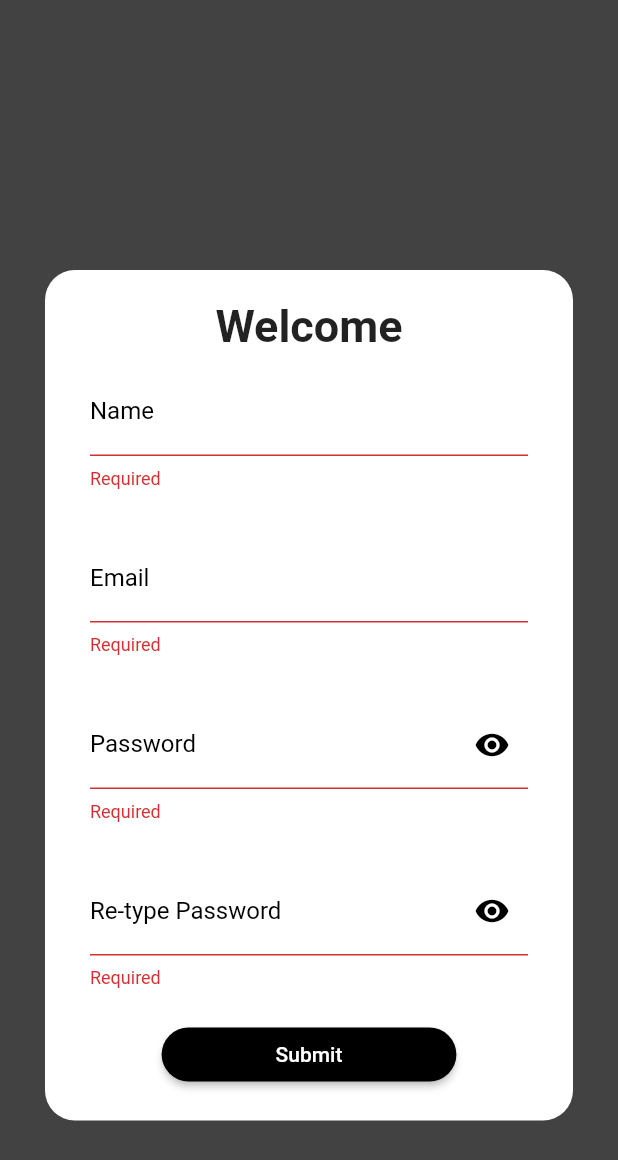
After one commit to irisktaker/flutter_tutorial, a Flutter app: the UseValidateOnTextFormFieldPart2 screen opened directly, after a tap on "Submit", on a phone screen of 412 x 824 dp. The commit adds this screen. Shown: the top 1160 px of the screen. Run offline on Flutter 3.47's test engine with Material 2 defaults, Android fonts, the phone set to English and light mode, and no system bars; our stand-ins replace form_field_validator.

Commit message:
add section how to

```diff
--- a/lib/main.dart
+++ b/lib/main.dart
@@ -1,4 +1,5 @@
 import 'package:flutter/material.dart';
+import 'section0_how_to/how_to.dart';
 import 'section2_flutter_basics/course_lessons.dart';
 import 'section2_flutter_basics/33_passing_data_between_screens/routes/screen1.dart';
 import 'section2_flutter_basics/33_passing_data_between_screens/routes/screen2.dart';
@@ -147,6 +148,7 @@ class HomePage extends StatelessWidget {
                 buildBtn(context, "Quiz App", const QuizApp()),
                 const SizedBox(height: 16),
                 // buildBtn(context, 'Async Programming', widget)
+                buildBtn(context, "How To?", const HowToSection()),
               ],
             ),
           ),
--- /dev/null
+++ b/lib/section0_how_to/02_use_validate/use_validate_on_text_form_field_2.dart
@@ -0,0 +1,211 @@
+import 'package:flutter/material.dart';
+import 'package:form_field_validator/form_field_validator.dart';
+
+class UseValidateOnTextFormFieldPart2 extends StatefulWidget {
+  const UseValidateOnTextFormFieldPart2({Key? key}) : super(key: key);
+
+  @override
+  _UseValidateOnTextFormFieldPart2State createState() =>
+      _UseValidateOnTextFormFieldPart2State();
+}
+
+class _UseValidateOnTextFormFieldPart2State
+    extends State<UseValidateOnTextFormFieldPart2> {
+  /// -------------------------
+
+  final GlobalKey<FormState> _formKey = GlobalKey<FormState>();
+  final TextEditingController _nameController = TextEditingController();
+  final TextEditingController _emailController = TextEditingController();
+  final TextEditingController _passwordController = TextEditingController();
+  final TextEditingController _confPasswordController = TextEditingController();
+
+  /// -------------------------
+
+  bool obscure = true;
+  bool obscure2 = true;
+
+  @override
+  Widget build(BuildContext context) {
+    return Scaffold(
+      backgroundColor: Colors.grey[800],
+      body: SingleChildScrollView(
+        child: Center(
+          child: Column(
+            mainAxisAlignment: MainAxisAlignment.center,
+            children: [
+              const SizedBox(height: 180.0),
+              Container(
+                margin: const EdgeInsets.symmetric(horizontal: 30.0),
+                decoration: BoxDecoration(
+                  color: Colors.white,
+                  borderRadius: BorderRadius.circular(20.0),
+                ),
+                child: Form(
+                  key: _formKey,
+                  child: Column(
+                    mainAxisAlignment: MainAxisAlignment.center,
+                    children: [
+                      const Padding(
+                        padding: EdgeInsets.only(top: 20.0),
+                        child: Text(
+                          "Welcome",
+                          style: TextStyle(
+                            fontSize: 30.0,
+                            fontWeight: FontWeight.bold,
+                          ),
+                        ),
+                      ),
+                      customField(
+                        validator: RequiredValidator(errorText: "Required"),
+                        controller: _nameController,
+                        labelText: 'Name',
+                      ),
+                      customField(
+                        validator: MultiValidator(
+                          [
+                            RequiredValidator(errorText: "Required"),
+                            EmailValidator(
+                                errorText:
+                                    "Please enter a valid email address"),
+                          ],
+                        ),
+                        controller: _emailController,
+                        labelText: 'Email',
+                      ),
+                      customField(
+                        validator: MultiValidator(
+                          [
+                            RequiredValidator(errorText: "Required"),
+                            MinLengthValidator(6,
+                                errorText:
+                                    "Password must contain at least 6 characters"),
+                            MaxLengthValidator(15,
+                                errorText:
+                                    "Password cannot be more 15 characters"),
+                            PatternValidator(r'(?=.*?[#?!@$%^&*-])',
+                                errorText:
+                                    "Password must have at least one special character"),
+                          ],
+                        ),
+                        controller: _passwordController,
+                        obscureText: obscure,
+                        labelText: 'Password',
+                        suffixIcon: IconButton(
+                          icon: obscure
+                              ? const Icon(
+                                  Icons.visibility,
+                                  color: Colors.black,
+                                )
+                              : const Icon(
+                                  Icons.visibility_off,
+                                  color: Colors.black,
+                                ),
+                          onPressed: () {
+                            setState(() {
+                              obscure = !obscure;
+                            });
+                          },
+                        ),
+                      ),
+                      customField(
+                        validator: (val) {
+                          if (val!.isEmpty) {
+                            return "Required";
+                          }
+                          return MatchValidator(
+                                  errorText: "Passwords don't match")
+                              .validateMatch(val, _passwordController.text);
+                        },
+                        controller: _confPasswordController,
+                        obscureText: obscure2,
+                        labelText: 'Re-type Password',
+                        suffixIcon: IconButton(
+                          icon: obscure2
+                              ? const Icon(
+                                  Icons.visibility,
+                                  color: Colors.black,
+                                )
+                              : const Icon(
+                                  Icons.visibility_off,
+                                  color: Colors.black,
+                                ),
+                          onPressed: () {
+                            setState(() {
+                              obscure2 = !obscure2;
+                            });
+                          },
+                        ),
+                      ),
+                      Padding(
+                        padding: const EdgeInsets.only(bottom: 20.0),
+                        child: ElevatedButton(
+                          style: ButtonStyle(
+                            backgroundColor:
+                                MaterialStateProperty.all<Color>(Colors.black),
+                            shape: MaterialStateProperty.all<OutlinedBorder>(
+                              RoundedRectangleBorder(
+                                borderRadius: BorderRadius.circular(20.0),
+                              ),
+                            ),
+                          ),
+                          onPressed: () {
+                            if (_formKey.currentState!.validate()) {
+                              ScaffoldMessenger.of(context).showSnackBar(
+                                const SnackBar(
+                                  backgroundColor: Colors.white,
+                                  content: Text(
+                                    'Validation Successful',
+                                    style: TextStyle(
+                                      color: Colors.black,
+                                    ),
+                                  ),
+                                ),
+                              );
+                            }
+                          },
+                          child: const Padding(
+                            padding: EdgeInsets.symmetric(
+                                horizontal: 60.0, vertical: 10),
+                            child: Text("Submit"),
+                          ),
+                        ),
+                      ),
+                    ],
+                  ),
+                ),
+              ),
+            ],
+          ),
+        ),
+      ),
+    );
+  }
+
+  Padding customField({
+    required String? Function(String?)? validator,
+    required TextEditingController? controller,
+    required String labelText,
+    bool obscureText = false,
+    Widget? suffixIcon,
+  }) {
+    return Padding(
+      padding: const EdgeInsets.only(
+          top: 10.0, left: 30.0, right: 30.0, bottom: 20.0),
+      child: TextFormField(
+        validator: validator,
+        controller: controller,
+        obscureText: obscureText,
+        cursorColor: Colors.black,
+        style: const TextStyle(),
+        decoration: InputDecoration(
+          labelText: labelText,
+          labelStyle: const TextStyle(color: Colors.black),
+          focusedBorder: const UnderlineInputBorder(
+            borderSide: BorderSide(color: Colors.black),
+          ),
+          suffixIcon: suffixIcon,
+        ),
+      ),
+    );
+  }
+}
--- a/pubspec.yaml
+++ b/pubspec.yaml
@@ -34,6 +34,7 @@ dependencies:
   # The following adds the Cupertino Icons font to your application.
   # Use with the CupertinoIcons class for iOS style icons.
   cupertino_icons: ^1.0.2
+  form_field_validator: ^1.1.0
   intl: ^0.17.0
 
 dev_dependencies:
```
Also changed, not shown: lib/section0_how_to/01_show_hide_password/show_hide_password.dart (added, +37 -0 lines), lib/section0_how_to/02_use_validate/use_validate_on_text_field.dart (added, +51 -0 lines), lib/section0_how_to/02_use_validate/use_validate_on_text_form_field.dart (added, +95 -0 lines), lib/section0_how_to/back_button.dart (added, +16 -0 lines), lib/section0_how_to/how_to.dart (added, +63 -0 lines), pubspec.lock.
